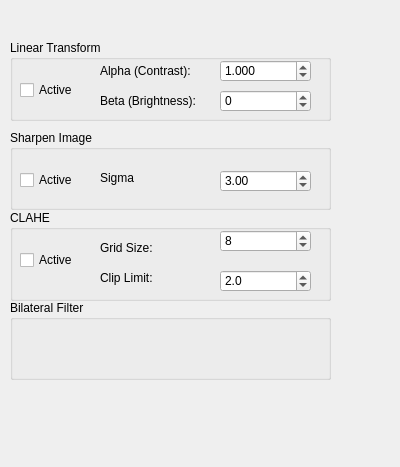
First picture: the form in src/WhiskerToolbox/Image_Processing_Widget/Image_Processing_Widget.ui, repository paulmthompson/WhiskerToolbox, before the edit.
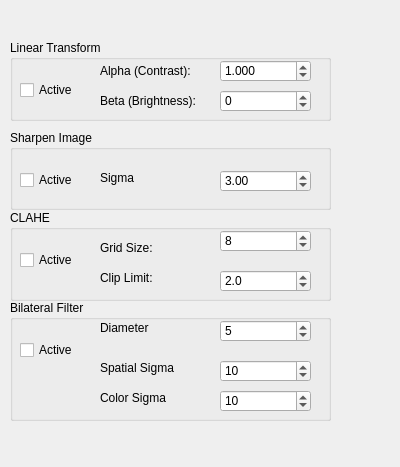
Second picture: the form after the edit.

Commit message: added bilateral filter

```diff
--- a/src/WhiskerToolbox/Image_Processing_Widget/Image_Processing_Widget.ui
+++ b/src/WhiskerToolbox/Image_Processing_Widget/Image_Processing_Widget.ui
@@ -251,12 +251,109 @@
      <x>10</x>
      <y>300</y>
      <width>321</width>
-     <height>80</height>
+     <height>121</height>
     </rect>
    </property>
    <property name="title">
     <string>Bilateral Filter</string>
    </property>
+   <widget class="QCheckBox" name="bilateral_checkbox">
+    <property name="geometry">
+     <rect>
+      <x>10</x>
+      <y>40</y>
+      <width>76</width>
+      <height>20</height>
+     </rect>
+    </property>
+    <property name="text">
+     <string>Active</string>
+    </property>
+   </widget>
+   <widget class="QSpinBox" name="bilateral_d_spinbox">
+    <property name="geometry">
+     <rect>
+      <x>210</x>
+      <y>20</y>
+      <width>91</width>
+      <height>22</height>
+     </rect>
+    </property>
+    <property name="value">
+     <number>5</number>
+    </property>
+   </widget>
+   <widget class="QLabel" name="label_4">
+    <property name="geometry">
+     <rect>
+      <x>90</x>
+      <y>20</y>
+      <width>61</width>
+      <height>16</height>
+     </rect>
+    </property>
+    <property name="text">
+     <string>Diameter</string>
+    </property>
+   </widget>
+   <widget class="QLabel" name="label_5">
+    <property name="geometry">
+     <rect>
+      <x>90</x>
+      <y>60</y>
+      <width>91</width>
+      <height>16</height>
+     </rect>
+    </property>
+    <property name="text">
+     <string>Spatial Sigma</string>
+    </property>
+   </widget>
+   <widget class="QLabel" name="label_6">
+    <property name="geometry">
+     <rect>
+      <x>90</x>
+      <y>90</y>
+      <width>91</width>
+      <height>16</height>
+     </rect>
+    </property>
+    <property name="text">
+     <string>Color Sigma</string>
+    </property>
+   </widget>
+   <widget class="QDoubleSpinBox" name="bilateral_spatial_spinbox">
+    <property name="geometry">
+     <rect>
+      <x>210</x>
+      <y>60</y>
+      <width>91</width>
+      <height>22</height>
+     </rect>
+    </property>
+    <property name="decimals">
+     <number>0</number>
+    </property>
+    <property name="value">
+     <double>10.000000000000000</double>
+    </property>
+   </widget>
+   <widget class="QDoubleSpinBox" name="bilateral_color_spinbox">
+    <property name="geometry">
+     <rect>
+      <x>210</x>
+      <y>90</y>
+      <width>91</width>
+      <height>22</height>
+     </rect>
+    </property>
+    <property name="decimals">
+     <number>0</number>
+    </property>
+    <property name="value">
+     <double>10.000000000000000</double>
+    </property>
+   </widget>
   </widget>
  </widget>
  <resources/>
```
The commit also changes 3 other files.
